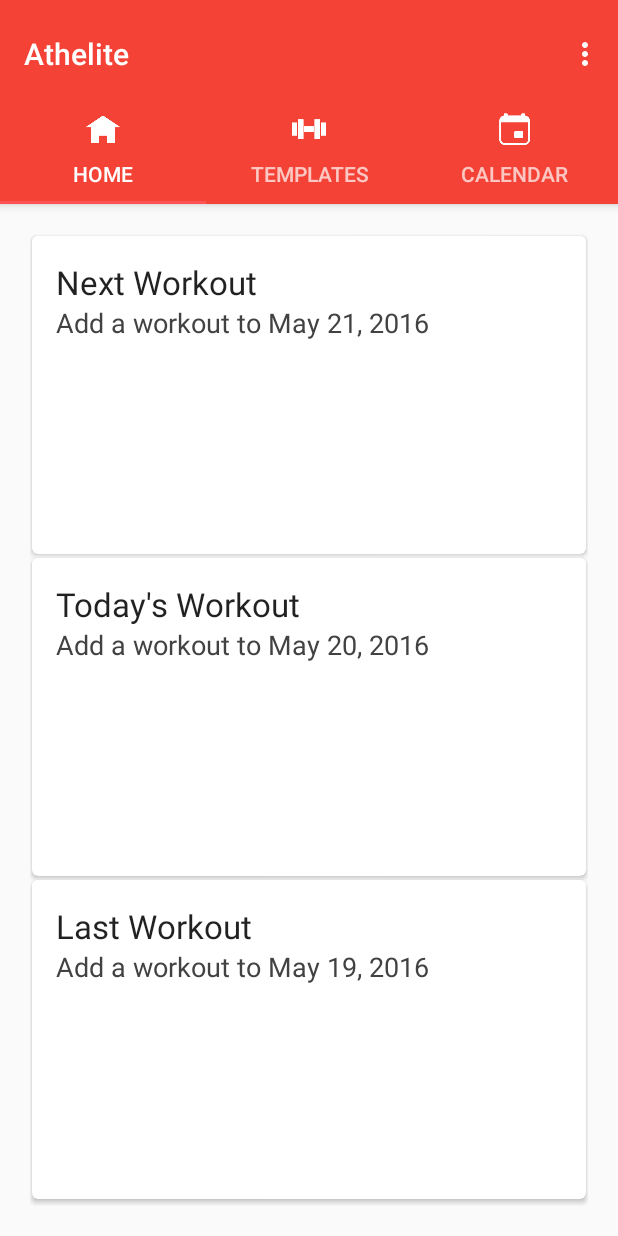
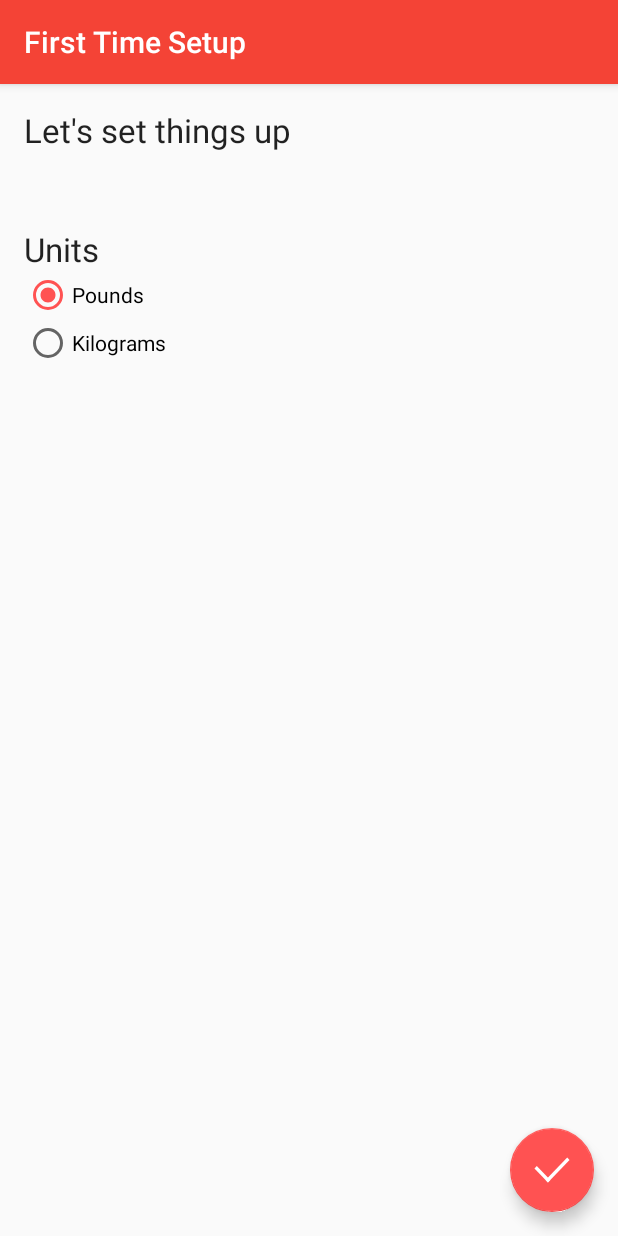
Before and after one commit to james-woo/athelite, an Android app: the screen it shows after launch (MainActivity before the commit, SetupActivity after it), on a phone screen of 412 x 824 dp. Run offline under Robolectric (Android 15) with nearby library versions, the phone set to English and light mode, and no system bars; libraries missing offline, so code that uses them is left out: com.prolificinteractive.materialcalendarview; 4 statements that could not run were skipped.

Commit message:
Add setup page implementation

```diff
--- a/app/src/main/java/com/jameswoo/athelite/Activity/MainActivity.java
+++ b/app/src/main/java/com/jameswoo/athelite/Activity/MainActivity.java
@@ -69,14 +69,14 @@ public class MainActivity extends AppCompatActivity {
         super.onCreate(savedInstanceState);
         setContentView(R.layout.activity_main);
 
-        //SharedPreferences sp = getSharedPreferences("setup", Context.MODE_PRIVATE);
-        //boolean setUpSeen = sp.getBoolean("setupSeen", false); //will return false if there is no shared preference
-        //if(setUpSeen){
-        //    showSetUp();
-        //    SharedPreferences.Editor ed = sp.edit();
-        //    ed.putBoolean("setupSeen", true);
-        //    ed.commit();
-        //}
+        SharedPreferences sp = getSharedPreferences("setup", Context.MODE_PRIVATE);
+        boolean setupSeen = sp.getBoolean("setupSeen", false); //will return false if there is no shared preference
+        //if(setupSeen){
+            showSetUp();
+            SharedPreferences.Editor ed = sp.edit();
+            ed.putBoolean("setupSeen", true);
+            ed.apply();
+       // }
 
         Toolbar toolbar = (Toolbar) findViewById(R.id.toolbar);
         setSupportActionBar(toolbar);
--- a/app/src/main/res/layout/content_setup.xml
+++ b/app/src/main/res/layout/content_setup.xml
@@ -26,7 +26,7 @@
         android:layout_height="wrap_content"
         android:textAppearance="?android:attr/textAppearanceLarge"
         android:text="@string/units_setup"
-        android:id="@+id/units_setup"
+        android:id="@+id/units_setup_text"
         android:layout_below="@+id/lets_set_things_up"
         android:layout_alignParentStart="true"
         android:layout_marginTop="50dp" />
@@ -34,15 +34,14 @@
     <RadioGroup
         android:layout_width="match_parent"
         android:layout_height="wrap_content"
-        android:layout_below="@+id/units_setup"
+        android:layout_below="@+id/units_setup_text"
+        android:id="@+id/units_setup"
         android:layout_alignParentStart="true">
         <RadioButton
             android:layout_width="wrap_content"
             android:layout_height="wrap_content"
             android:text="Pounds"
             android:id="@+id/setup_pounds"
-            android:layout_below="@+id/units_setup"
-            android:layout_alignParentStart="true"
             android:checked="true" />
 
         <RadioButton
@@ -50,8 +49,6 @@
             android:layout_height="wrap_content"
             android:text="Kilograms"
             android:id="@+id/setup_kilograms"
-            android:layout_below="@+id/setup_pounds"
-            android:layout_alignParentStart="true"
             android:checked="false" />
     </RadioGroup>
 
```
Also changed, not shown: app/src/main/java/com/jameswoo/athelite/Activity/SetupActivity.java (+27 -0 lines), app/src/main/java/com/jameswoo/athelite/Adapter/ExerciseListAdapter.java (+10 -13 lines), app/src/main/java/com/jameswoo/athelite/Adapter/ExerciseSetListAdapter.java (+5 -4 lines).
